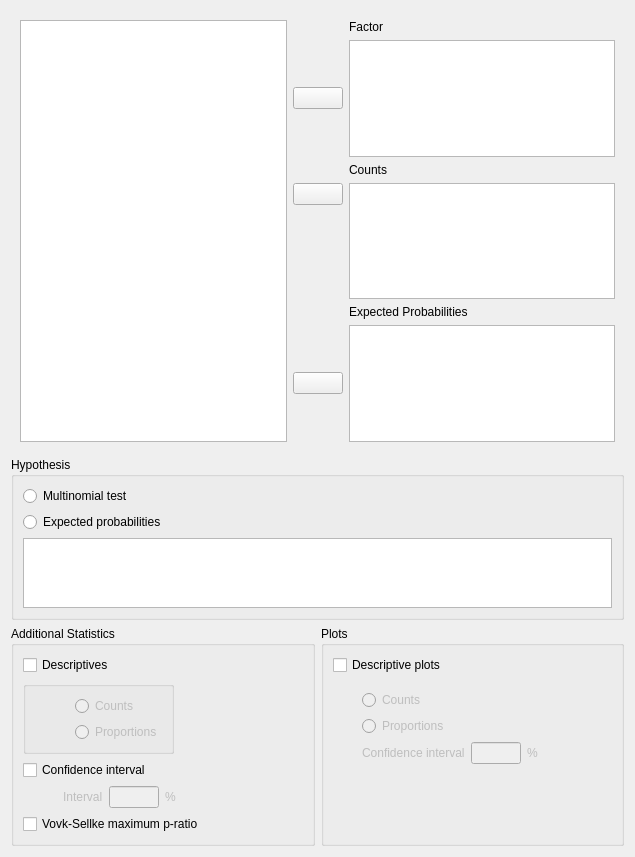
Qt form JASP-Desktop/analysisforms/multinomialtestform.ui (jasp-stats/jasp-desktop) before a commit.
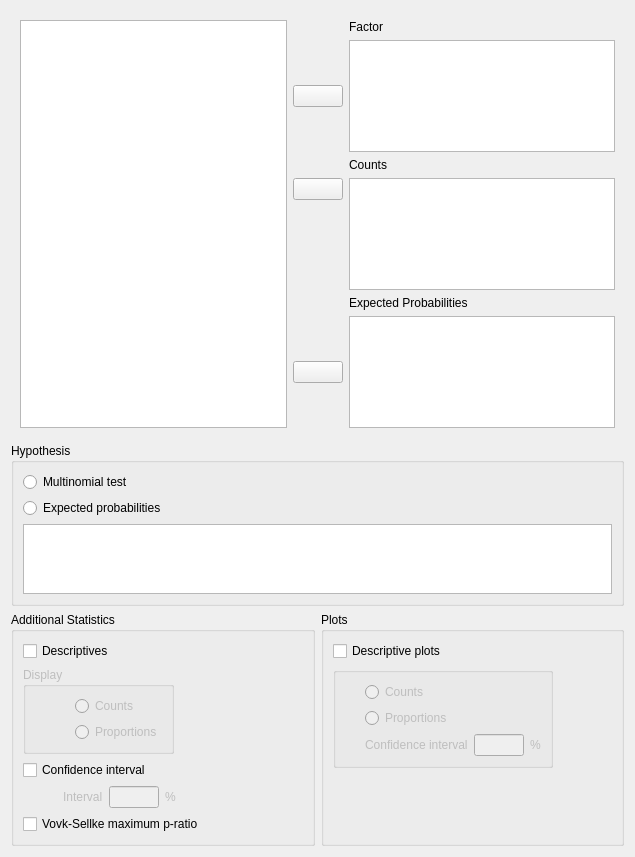
The same form after that commit. Custom widgets are drawn as their Qt base class.

The edit to the form file:
```diff
--- a/JASP-Desktop/analysisforms/multinomialtestform.ui
+++ b/JASP-Desktop/analysisforms/multinomialtestform.ui
@@ -221,6 +221,9 @@
           <verstretch>0</verstretch>
          </sizepolicy>
         </property>
+        <property name="title">
+         <string>Display</string>
+        </property>
         <layout class="QGridLayout" name="gridLayout_7">
          <item row="0" column="1">
           <widget class="QRadioButton" name="_1descCounts">
@@ -274,7 +277,7 @@
      </property>
      <layout class="QGridLayout" name="gridLayout_4">
       <item row="1" column="0">
-       <widget class="QWidget" name="countPropPlot" native="true">
+       <widget class="BoundGroupBox" name="countPropPlot">
         <property name="enabled">
          <bool>false</bool>
         </property>
```
Left out of the diff: 228 changed lines with no effect on the pictures.
